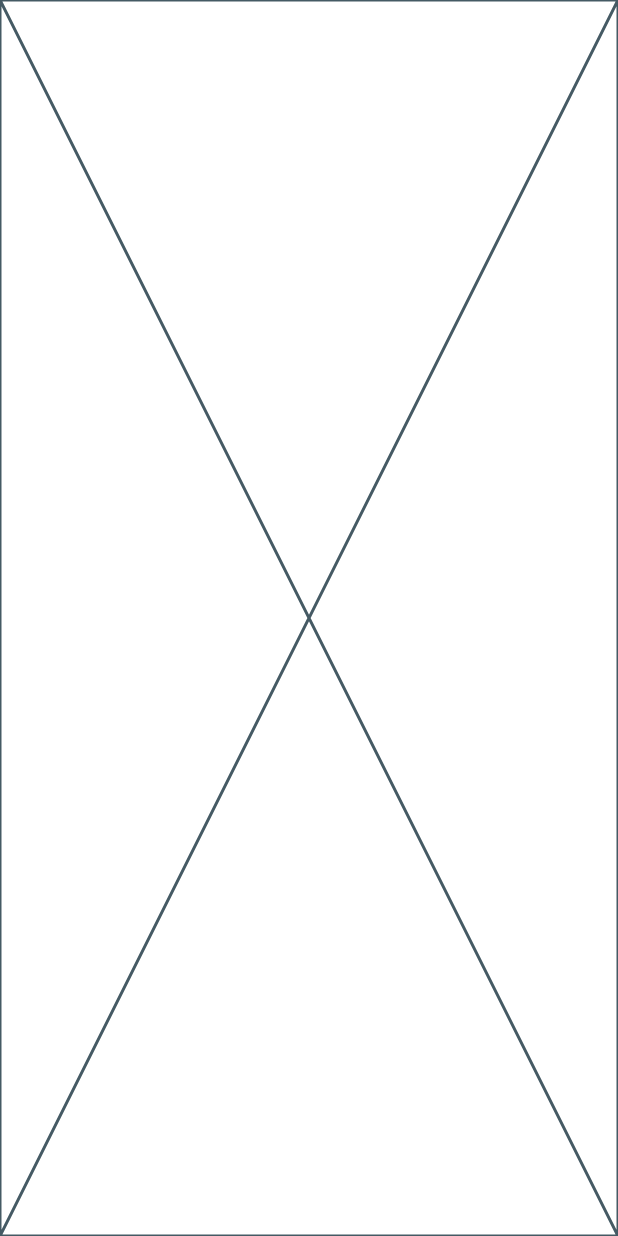
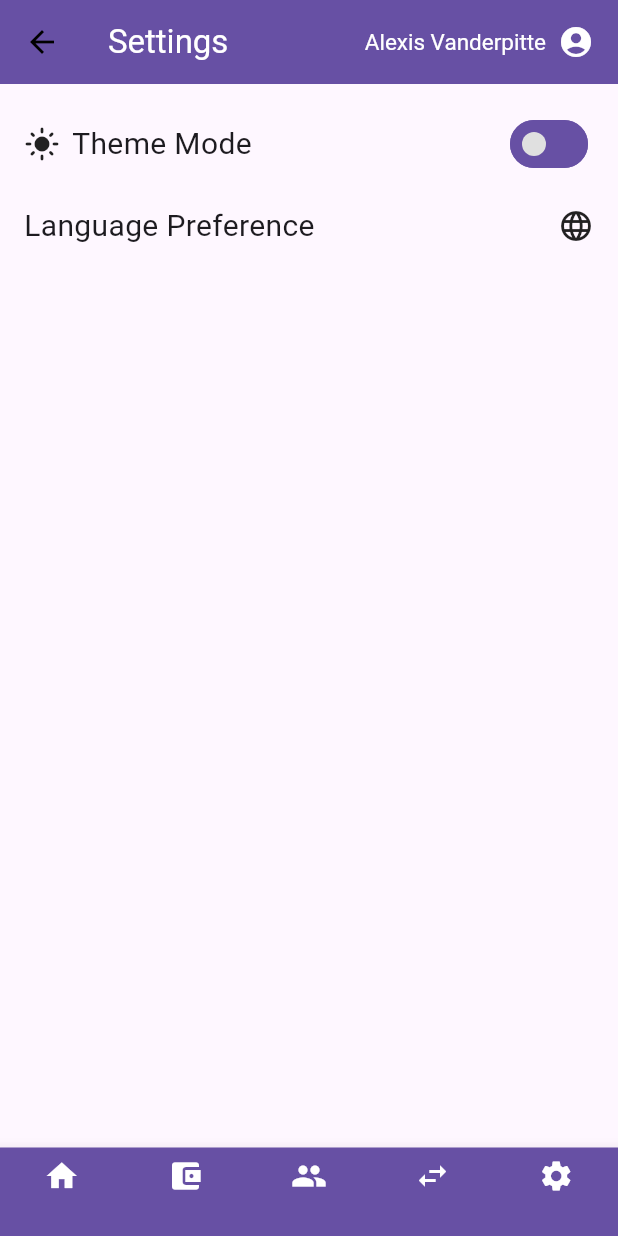
Before and after one commit to dessna12/DevMobileBankApp, a Flutter app: the HomePage screen opened by its route, item 5 of the bottom bar chosen, on a phone screen of 412 x 824 dp. Run offline on Flutter 3.47's test engine with Material 3 defaults, Android fonts, the phone set to English and light mode, and no system bars; our stand-ins replace adaptive_theme, go_router; missing offline and left inert: sliding_switch.

Commit message:
Set dark mode :crescent_moon:

```diff
--- /dev/null
+++ b/bankenstein/lib/presentation/components/app_bar.dart
@@ -0,0 +1,47 @@
+import 'package:flutter/material.dart';
+
+class MyAppBar extends StatelessWidget implements PreferredSizeWidget {
+  const MyAppBar({
+    super.key,
+    required this.pageName
+    });
+
+  final String pageName;
+
+  @override
+  Widget build(BuildContext context) {
+    return AppBar(
+          title: Row(
+            children: [
+              Text(
+                pageName,
+                style: const TextStyle(
+                  color: Colors.white
+                )
+              ),
+              const Spacer(),
+              const Row(
+                children: [
+                  Text(
+                    'Alexis Vanderpitte',
+                    style: TextStyle(
+                      color: Colors.white,
+                      fontSize: 15,
+                    )
+                  ), // User's name
+                  SizedBox(width: 8), // Space between username and icon
+                  Icon(
+                    Icons.account_circle,
+                    color: Colors.white
+                    ), // Account icon
+                ],
+              ),
+            ],
+          ),
+        backgroundColor: Theme.of(context).primaryColor,
+      );
+  }
+
+  @override
+  Size get preferredSize => const Size.fromHeight(kToolbarHeight);
+}
--- a/bankenstein/lib/presentation/components/bottom_nav_bar.dart
+++ b/bankenstein/lib/presentation/components/bottom_nav_bar.dart
@@ -31,7 +31,6 @@ class _MyBottomNavBarState extends State<MyBottomNavBar> {
         // context.pushNamed(context, '/transfer');
         break;
       case 4:
-        debugPrint('here I am');
         context.pushNamed(SettingsPage.name);
         break;
     }
--- a/bankenstein/lib/presentation/pages/settings_page.dart
+++ b/bankenstein/lib/presentation/pages/settings_page.dart
@@ -1,9 +1,19 @@
+import 'package:adaptive_theme/adaptive_theme.dart';
+import 'package:bankenstein/presentation/components/app_bar.dart';
+import 'package:bankenstein/presentation/components/bottom_nav_bar.dart';
 import 'package:flutter/material.dart';
+import 'package:sliding_switch/sliding_switch.dart';
 
 class SettingsPage extends StatefulWidget {
   const SettingsPage({super.key});
 
-  static const String name = 'settings';
+  static const String name = 'Settings';
+  static const List<Widget> icons = <Widget>[
+    Icon(Icons.light_mode),
+    Icon(Icons.dark_mode),
+  ];
+
+
 
   @override
   State<SettingsPage> createState() => _MyWidgetState();
@@ -12,6 +22,58 @@ class SettingsPage extends StatefulWidget {
 class _MyWidgetState extends State<SettingsPage> {
   @override
   Widget build(BuildContext context) {
-    return const Placeholder();
+    return Scaffold(
+      appBar: const MyAppBar(pageName: SettingsPage.name,),
+      body: Padding(
+        padding: const EdgeInsets.all(16.0),
+        child: Center(
+          child: Column(
+            children: [
+                Row(
+                  children: [
+                    Icon(
+                      AdaptiveTheme.of(context).mode.isDark? Icons.dark_mode : Icons.light_mode
+                    ),
+                    const SizedBox(width: 8),
+                    const Text('Theme Mode',
+                      style: TextStyle(
+                        fontSize: 20),
+                    ),
+                    const Spacer(),
+                    Switch(
+                      value: AdaptiveTheme.of(context).mode.isDark,
+                      onChanged: (value) {
+                        AdaptiveTheme.of(context).toggleThemeMode();
+                      },
+                      inactiveTrackColor: Theme.of(context).primaryColor,
+                      inactiveThumbColor: Colors.grey[300],
+                      trackOutlineColor: MaterialStateProperty.resolveWith(
+                        (final Set<MaterialState> states) {
+                          if (states.contains(MaterialState.selected)) {
+                            return null;
+                          }
+                          return Theme.of(context).primaryColor;
+                        },
+                      ),
+                    ),
+                  ]),
+                  const SizedBox(height: 16),
+                  const Row(
+                    children: [
+                    Text('Language Preference',
+                      style: TextStyle(
+                        fontSize: 20),
+                    ),
+                    Spacer(),
+                    Icon(
+                      Icons.language
+                    ),
+                  ]),
+                const SizedBox(height: 8,),
+            ]),
+        ),
+      ),
+      bottomNavigationBar: MyBottomNavBar(),
+    );
   }
 }
--- a/bankenstein/pubspec.yaml
+++ b/bankenstein/pubspec.yaml
@@ -37,6 +37,8 @@ dependencies:
   cupertino_icons: ^1.0.2
   go_router: ^13.2.0
   flutter_bloc: ^8.1.4
+  adaptive_theme: ^3.6.0
+  sliding_switch: ^1.1.0
 
 dev_dependencies:
   flutter_test:
```
Also changed, not shown: bankenstein/lib/main.dart (+19 -13 lines), bankenstein/lib/presentation/pages/home_page.dart (+3 -31 lines), bankenstein/lib/theme/theme.dart (added, +68 -0 lines), bankenstein/pubspec.lock, 1 other file.
